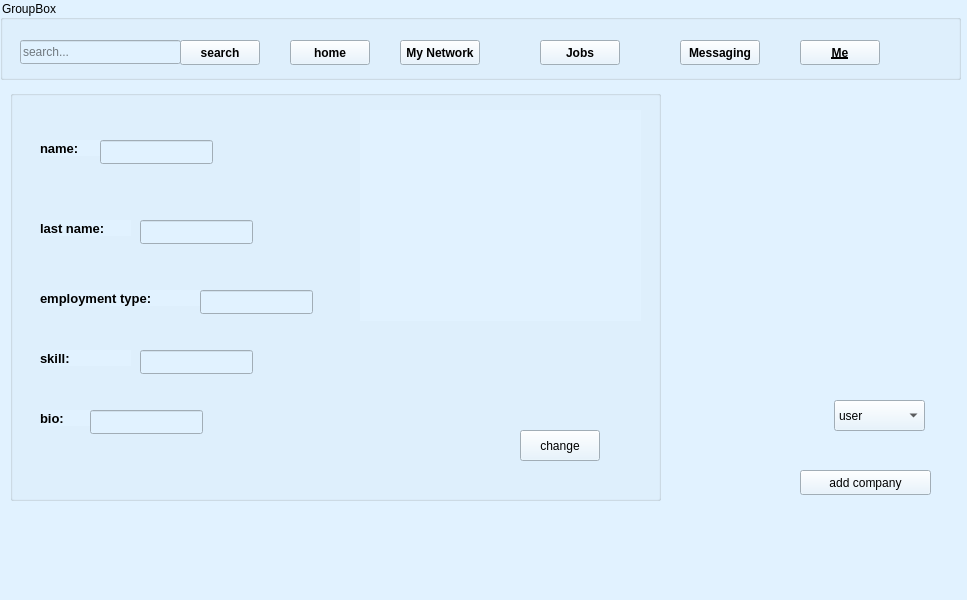
Qt form me.ui (white-vessel/eyd-project) before a commit.
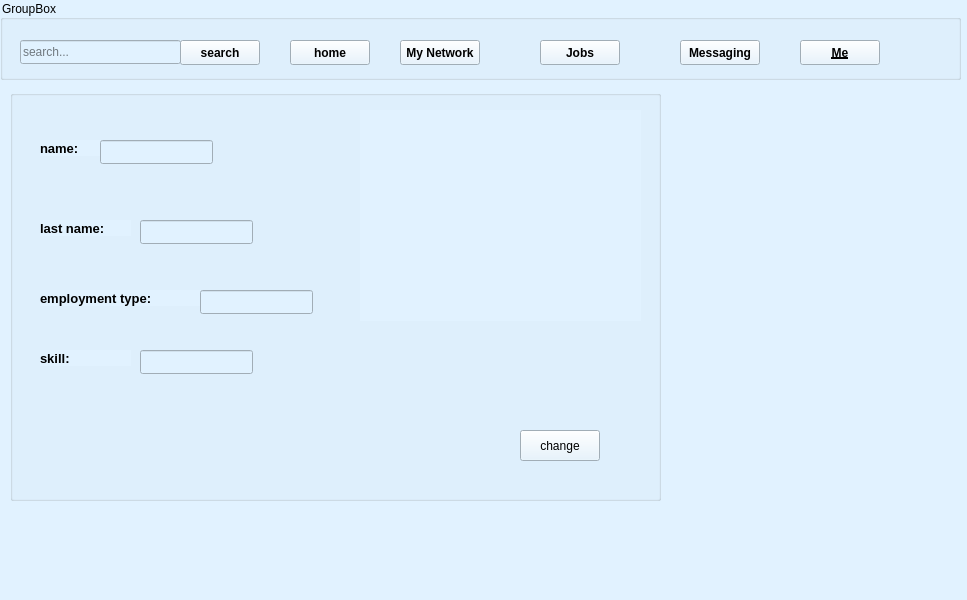
The same form after that commit. Icons and pictures are not drawn.

Patch:
```diff
--- a/me.ui
+++ b/me.ui
@@ -241,26 +241,6 @@
       <string>skill:</string>
      </property>
     </widget>
-    <widget class="QLabel" name="label_4">
-     <property name="geometry">
-      <rect>
-       <x>30</x>
-       <y>320</y>
-       <width>55</width>
-       <height>16</height>
-      </rect>
-     </property>
-     <property name="font">
-      <font>
-       <pointsize>10</pointsize>
-       <weight>75</weight>
-       <bold>true</bold>
-      </font>
-     </property>
-     <property name="text">
-      <string>bio:</string>
-     </property>
-    </widget>
     <widget class="QLabel" name="label_5">
      <property name="geometry">
       <rect>
@@ -336,22 +316,6 @@
       <bool>true</bool>
      </property>
     </widget>
-    <widget class="QLineEdit" name="lineEdit_6">
-     <property name="enabled">
-      <bool>false</bool>
-     </property>
-     <property name="geometry">
-      <rect>
-       <x>80</x>
-       <y>320</y>
-       <width>113</width>
-       <height>24</height>
-      </rect>
-     </property>
-     <property name="frame">
-      <bool>true</bool>
-     </property>
-    </widget>
     <widget class="QLabel" name="label_6">
      <property name="geometry">
       <rect>
@@ -382,39 +346,6 @@
      </property>
     </widget>
    </widget>
-   <widget class="QComboBox" name="comboBox">
-    <property name="geometry">
-     <rect>
-      <x>834</x>
-      <y>400</y>
-      <width>91</width>
-      <height>31</height>
-     </rect>
-    </property>
-    <item>
-     <property name="text">
-      <string>user</string>
-     </property>
-    </item>
-    <item>
-     <property name="text">
-      <string>company</string>
-     </property>
-    </item>
-   </widget>
-   <widget class="QPushButton" name="pushButton_7">
-    <property name="geometry">
-     <rect>
-      <x>800</x>
-      <y>470</y>
-      <width>131</width>
-      <height>25</height>
-     </rect>
-    </property>
-    <property name="text">
-     <string>add company</string>
-    </property>
-   </widget>
   </widget>
   <widget class="QMenuBar" name="menubar">
    <property name="geometry">
```
